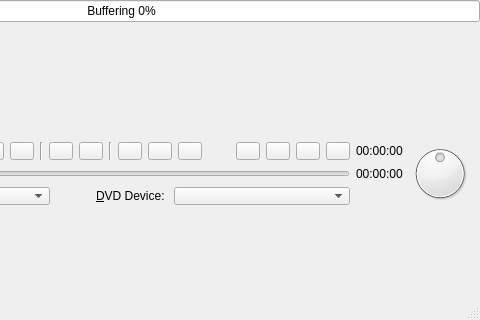
First picture: the form in code/playerctl/ui/playerctl.ui, repository andrew-bibb/mbmp, before the edit; both pictures show x 237 to 717 and y 112 to 432 of the 717 by 432 pixel window.
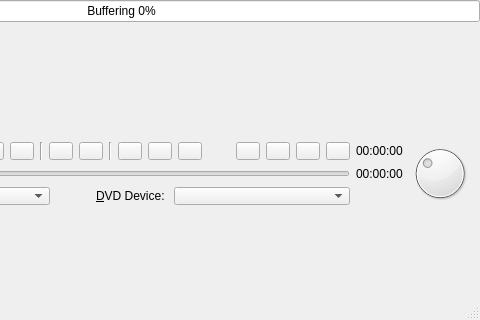
Second picture: the form after the edit. Icons and pictures are not drawn.

```diff
--- a/code/playerctl/ui/playerctl.ui
+++ b/code/playerctl/ui/playerctl.ui
@@ -311,7 +311,7 @@
          <string>&lt;html&gt;&lt;head/&gt;&lt;body&gt;&lt;p&gt;Volume control&lt;/p&gt;&lt;/body&gt;&lt;/html&gt;</string>
         </property>
         <property name="maximum">
-         <number>20</number>
+         <number>30</number>
         </property>
         <property name="singleStep">
          <number>1</number>
```
Left out of the diff: 3 changed lines with no effect on the pictures.
